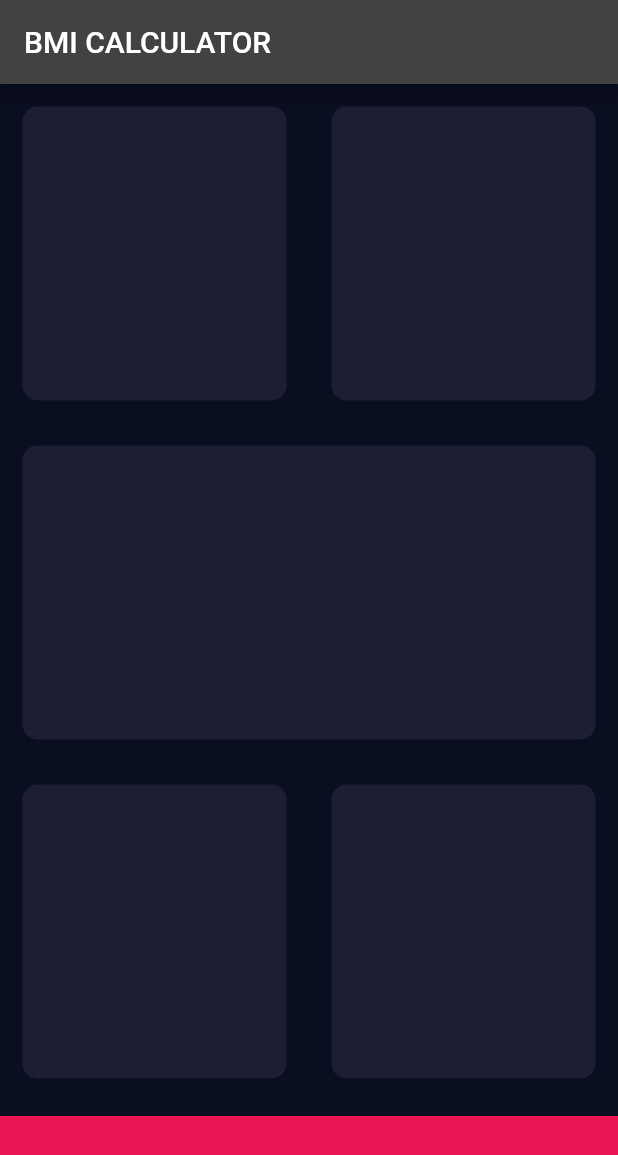
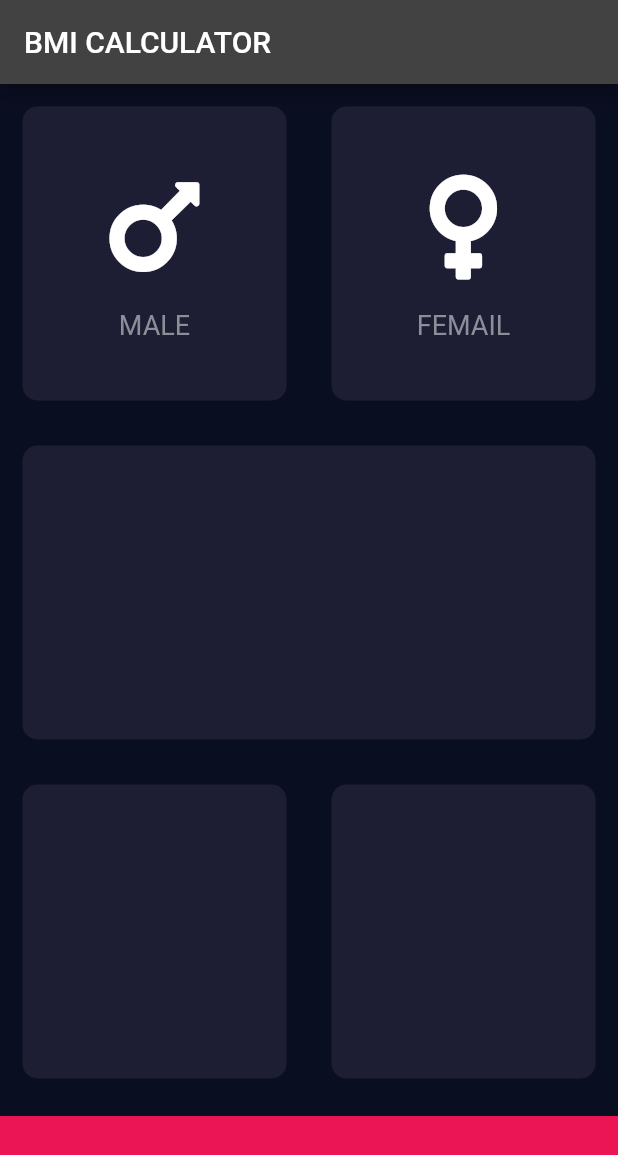
Before and after one commit to w-ryan-jung/flutter-bmi-calculator, a Flutter app: the screen it shows after launch, on a phone screen of 412 x 824 dp. Shown: the top 1155 px of the screen. Run offline on Flutter 3.47's test engine with Material 2 defaults, Android fonts, the phone set to English and light mode, and no system bars; our stand-ins replace font_awesome_flutter.

Commit message:
update from mini

```diff
--- /dev/null
+++ b/lib/icon_content.dart
@@ -0,0 +1,33 @@
+import 'package:flutter/material.dart';
+
+const labelTextStyle = TextStyle(
+  fontSize: 18.0,
+  color: Color(0xFF8D8E98),
+);
+
+class IconContent extends StatelessWidget {
+  IconContent({@required this.icon, this.label});
+
+  final IconData icon;
+  final String label;
+
+  @override
+  Widget build(BuildContext context) {
+    return Column(
+      mainAxisAlignment: MainAxisAlignment.center,
+      children: [
+        Icon(
+          icon,
+          size: 80.0,
+        ),
+        SizedBox(
+          height: 15.0,
+        ),
+        Text(
+          label,
+          style: labelTextStyle,
+        ),
+      ],
+    );
+  }
+}
--- a/lib/input_page.dart
+++ b/lib/input_page.dart
@@ -1,4 +1,7 @@
 import 'package:flutter/material.dart';
+import 'package:font_awesome_flutter/font_awesome_flutter.dart';
+import 'icon_content.dart';
+import 'reuseable_card.dart';
 
 const bottomContainerHeight = 80.0;
 const activeCardColor = Color(0xFF1D1E33);
@@ -24,11 +27,19 @@ class _InputPageState extends State<InputPage> {
                 Expanded(
                   child: ReuseableCard(
                     colour: activeCardColor,
+                    child: IconContent(
+                      icon: FontAwesomeIcons.mars,
+                      label: 'MALE',
+                    ),
                   ),
                 ),
                 Expanded(
                   child: ReuseableCard(
                     colour: activeCardColor,
+                    child: IconContent(
+                      icon: FontAwesomeIcons.venus,
+                      label: "FEMAIL",
+                    ),
                   ),
                 ),
               ],
@@ -66,20 +77,3 @@ class _InputPageState extends State<InputPage> {
     );
   }
 }
-
-class ReuseableCard extends StatelessWidget {
-  ReuseableCard({@required this.colour});
-
-  final Color colour;
-
-  @override
-  Widget build(BuildContext context) {
-    return Container(
-      margin: EdgeInsets.all(15.0),
-      decoration: BoxDecoration(
-        color: colour,
-        borderRadius: BorderRadius.circular(10.0),
-      ),
-    );
-  }
-}
--- /dev/null
+++ b/lib/reuseable_card.dart
@@ -0,0 +1,20 @@
+import 'package:flutter/material.dart';
+
+class ReuseableCard extends StatelessWidget {
+  ReuseableCard({@required this.colour, this.child});
+
+  final Color colour;
+  final Widget child;
+
+  @override
+  Widget build(BuildContext context) {
+    return Container(
+      child: child,
+      margin: EdgeInsets.all(15.0),
+      decoration: BoxDecoration(
+        color: colour,
+        borderRadius: BorderRadius.circular(10.0),
+      ),
+    );
+  }
+}
--- a/pubspec.yaml
+++ b/pubspec.yaml
@@ -11,6 +11,7 @@ dependencies:
     sdk: flutter
 
   cupertino_icons: ^0.1.2
+  font_awesome_flutter: ^9.2.0
 
 dev_dependencies:
   flutter_test:
```
Also changed, not shown: 1 other file.
